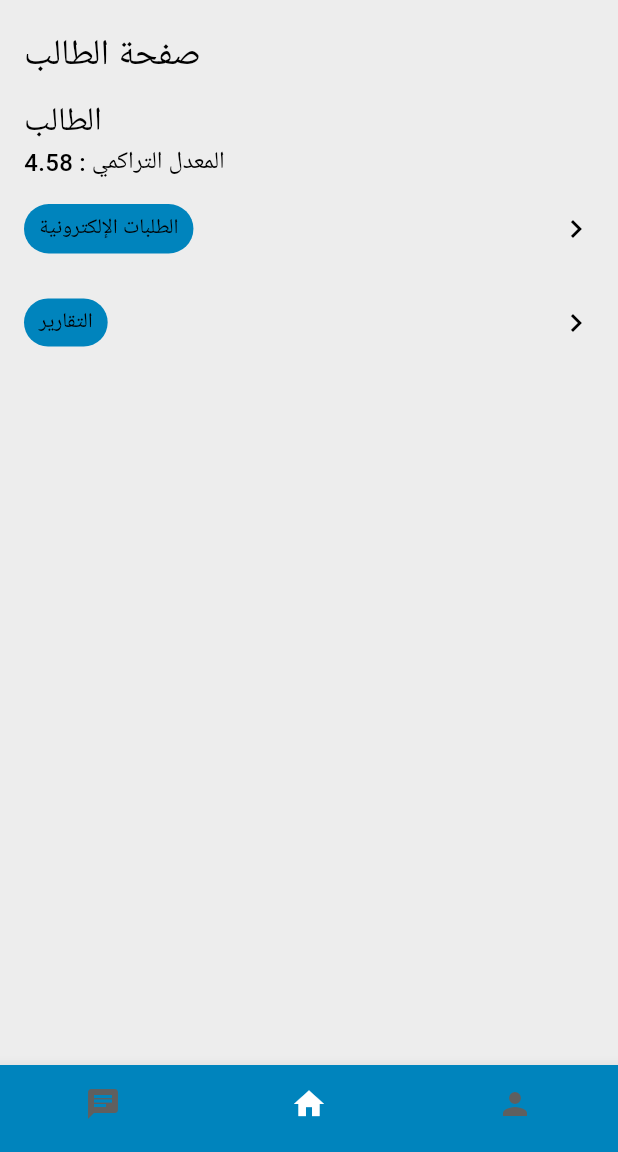
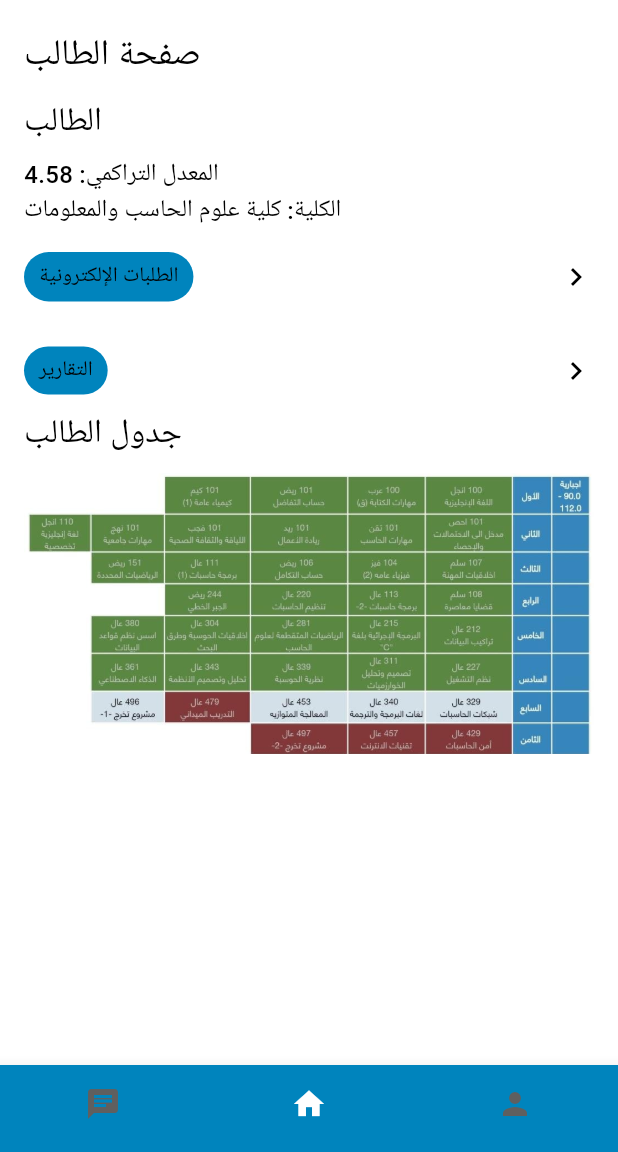
Before and after one commit to mo-100/ksu_app, a Flutter app: the screen it shows after launch, on a phone screen of 412 x 824 dp, the part 84-1236 px from its top. Run offline on Flutter 3.47's test engine with Material 3 defaults, Android fonts, the phone set to English and light mode, and no system bars; our stand-ins replace audioplayers, image_picker, permission_handler; missing offline and left inert: record.

Commit message:
added schedule

```diff
--- a/lib/constants/app_constants.dart
+++ b/lib/constants/app_constants.dart
@@ -1,7 +1,7 @@
 import 'package:flutter/material.dart';
 
 class AppConstants {
-  static const Color mainColor = Color.fromARGB(255, 237, 237, 237);
+  static const Color mainColor = Color.fromARGB(255, 255, 255, 255);
 
   static const Color secondaryColor = Color(0xFF0084bd);
   static const Color borderColor = Color.fromARGB(255, 0, 84, 119);
--- a/lib/screens/home_screen.dart
+++ b/lib/screens/home_screen.dart
@@ -38,8 +38,17 @@ class HomeScreen extends StatelessWidget {
                 fontWeight: FontWeight.w500,
               ),
             ),
+            const SizedBox(height: 8),
             Text(
-              "المعدل التراكمي : ${UserProfile.mockProfile().gpa}",
+              "المعدل التراكمي: ${UserProfile.mockProfile().gpa}",
+              style: TextStyle(
+                color: AppConstants.secondaryTextColor,
+                fontSize: 16,
+                fontWeight: FontWeight.w500,
+              ),
+            ),
+            Text(
+              "الكلية: ${UserProfile.mockProfile().college}",
               style: TextStyle(
                 color: AppConstants.secondaryTextColor,
                 fontSize: 16,
@@ -61,6 +70,17 @@ class HomeScreen extends StatelessWidget {
 
             const SizedBox(height: 10),
 
+
+            const Text(
+              "جدول الطالب",
+              style: TextStyle(
+                color: AppConstants.secondaryTextColor,
+                fontSize: 22,
+                fontWeight: FontWeight.w500,
+              ),
+            ),
+            const SizedBox(height: 10),
+            Image.asset('assets/images/schedule2.jpg')
           ],
         ),
       ),
--- a/lib/screens/profile_screen.dart
+++ b/lib/screens/profile_screen.dart
@@ -46,7 +46,7 @@ class ProfileScreen extends StatelessWidget {
             _buildInfoItem(
               context: context,
               icon: Icons.phone_outlined,
-              title: 'ؤقم الجوال',
+              title: 'رقم الجوال',
               value: profile.phone,
             ),
             _buildDivider(),
```
Also changed, not shown: assets/images/schedule.png (added), assets/images/schedule2.jpg (added).
